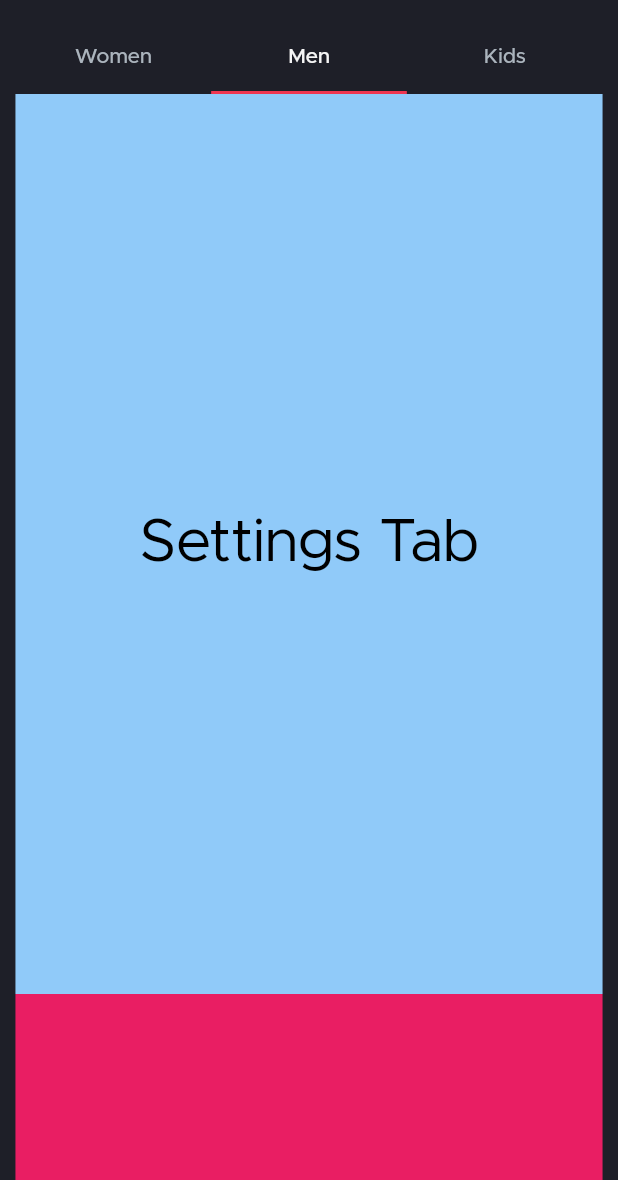
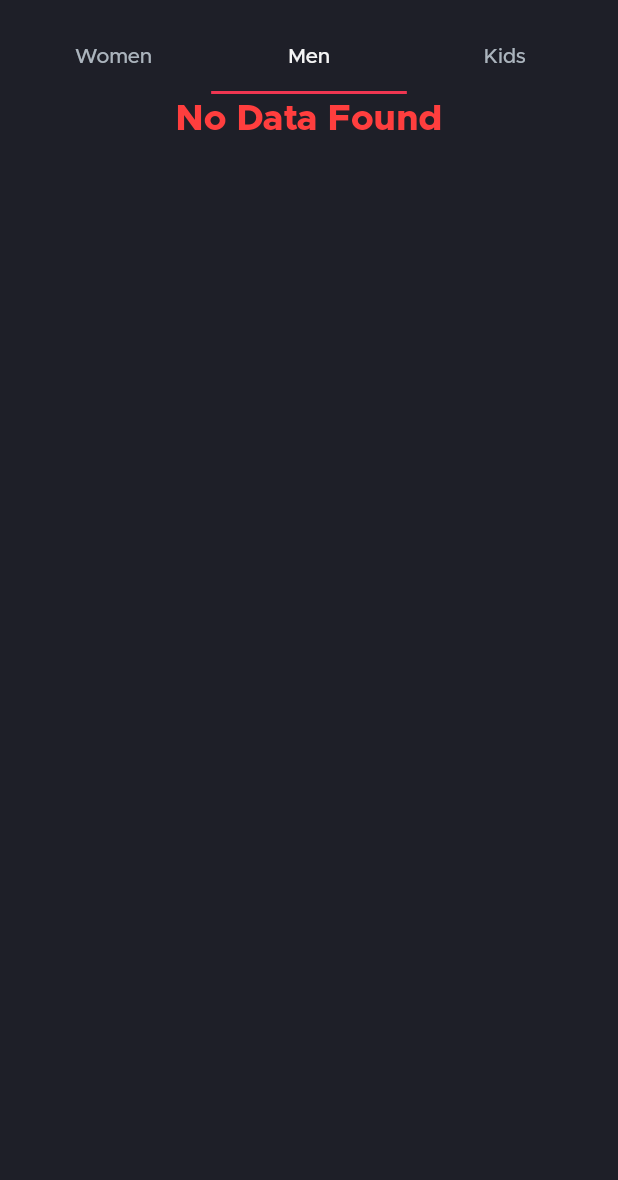
Before and after one commit to panchaniurvisha/E_commerce, a Flutter app: the ShoppingScreen screen opened directly, tab 2 chosen, on a phone screen of 412 x 824 dp, the part 56-1236 px from its top. Run offline on Flutter 3.47's test engine with Material 2 defaults, Android fonts, the phone set to English and light mode, and no system bars; our stand-ins replace flutter_rating_bar; project files that could hold a hidden picture were left out.

Commit message:
"28/9/2023"

```diff
--- a/lib/utils/routes/app_routes.dart
+++ b/lib/utils/routes/app_routes.dart
@@ -3,6 +3,8 @@ import 'package:e_commerce/view/home/home_screen_3.dart';
 import 'package:flutter/material.dart';
 
 import '../../view/bottom_bar/bottom_screen.dart';
+import '../../view/catalog_1_screen.dart';
+import '../../view/categories_2_screen.dart';
 import '../../view/forgot_password_screen.dart';
 import '../../view/home/home_screen.dart';
 import '../../view/home/home_screen_2.dart';
@@ -17,4 +19,6 @@ Map<String, WidgetBuilder> appRoutes = {
   RoutesName.homeScreenTwo: (context) => const HomeScreenTwo(),
   RoutesName.homeScreenThree: (context) => const HomeScreenThree(),
   RoutesName.bottomScreen: (context) => const BottomScreen(),
+  RoutesName.categoriesTwoScreen: (context) => const CategoriesTwoScreen(),
+  RoutesName.catalogOneScreen: (context) => const CatalogOneScreen(),
 };
--- a/lib/utils/routes/routes_name.dart
+++ b/lib/utils/routes/routes_name.dart
@@ -6,4 +6,6 @@ class RoutesName {
   static String homeScreenTwo = "/HomeScreenTwo";
   static String homeScreenThree = "/HomeScreenThree";
   static String bottomScreen = "/BottomScreen";
+  static String categoriesTwoScreen = "/CategoriesTwoScreen";
+  static String catalogOneScreen = "/CatalogOneScreen";
 }
--- a/lib/view/bottom_bar/shoppingScreen.dart
+++ b/lib/view/bottom_bar/shoppingScreen.dart
@@ -1,4 +1,5 @@
 import 'package:e_commerce/res/commen/app_list_title.dart';
+import 'package:e_commerce/utils/routes/routes_name.dart';
 import 'package:flutter/material.dart';
 
 import '../../res/commen/mediaquery/app_mediaquery.dart';
@@ -62,9 +63,12 @@ class _ShoppingScreenState extends State<ShoppingScreen> {
         centerTitle: true);
   }
 
-  List<Widget> listTitle = [
-    const AppListTitle(
+  List<Widget> listTitle(BuildContext context) {
+    return [
+      AppListTitle(
         text: "New",
+        onTap: () =>
+            Navigator.pushNamed(context, RoutesName.categoriesTwoScreen),
         image: AppImages.summerSales1,
       ),
       const AppListTitle(
@@ -80,6 +84,8 @@ class _ShoppingScreenState extends State<ShoppingScreen> {
         image: AppImages.summerSales4,
       )
     ];
+  }
+
   @override
   Widget build(BuildContext context) {
     return Scaffold(
@@ -123,7 +129,7 @@ class _ShoppingScreenState extends State<ShoppingScreen> {
                           ],
                         ),
                       ),
-                      ...listTitle
+                      ...listTitle(context),
                     ],
                   ),
                 )
@@ -133,22 +139,17 @@ class _ShoppingScreenState extends State<ShoppingScreen> {
               slivers: [
                 showSliverAppBar(),
                 SliverList(
-                  delegate: SliverChildListDelegate([
-                    Container(
-                      height: 600,
-                      color: Colors.blue[200],
-                      child: const Center(
-                        child: Text(
-                          'Settings Tab',
-                          style: TextStyle(fontSize: 40),
+                  delegate: SliverChildListDelegate(
+                    [
+                      const Center(
+                        child: Text("No Data Found",
+                            style: TextStyle(
+                                fontSize: 24,
+                                fontWeight: FontWeight.w700,
+                                color: AppColors.priceColor)),
                       ),
+                    ],
                   ),
-                    ),
-                    Container(
-                      height: 1200,
-                      color: Colors.pink,
-                    ),
-                  ]),
                 ),
               ],
             ),
@@ -157,20 +158,13 @@ class _ShoppingScreenState extends State<ShoppingScreen> {
                 showSliverAppBar(),
                 SliverList(
                   delegate: SliverChildListDelegate([
-                    Container(
-                      height: 600,
-                      color: Colors.blue[200],
-                      child: const Center(
-                        child: Text(
-                          'Settings Tab',
-                          style: TextStyle(fontSize: 40),
-                        ),
-                      ),
-                    ),
-                    Container(
-                      height: 1200,
-                      color: Colors.pink,
-                    ),
+                    const Center(
+                      child: Text("No Data Found",
+                          style: TextStyle(
+                              fontSize: 24,
+                              fontWeight: FontWeight.w700,
+                              color: AppColors.priceColor)),
+                    )
                   ]),
                 ),
               ],
```
Also changed, not shown: lib/res/commen/app_category_text.dart (added, +33 -0 lines), lib/res/commen/app_list_title.dart (+7 -2 lines), lib/view/bottom_bar/bottom_screen.dart (+12 -10 lines), lib/view/catalog_1_screen.dart (added, +40 -0 lines), lib/view/categories_2_screen.dart (added, +110 -0 lines). Lines whose indentation alone changed are shown as unchanged.
